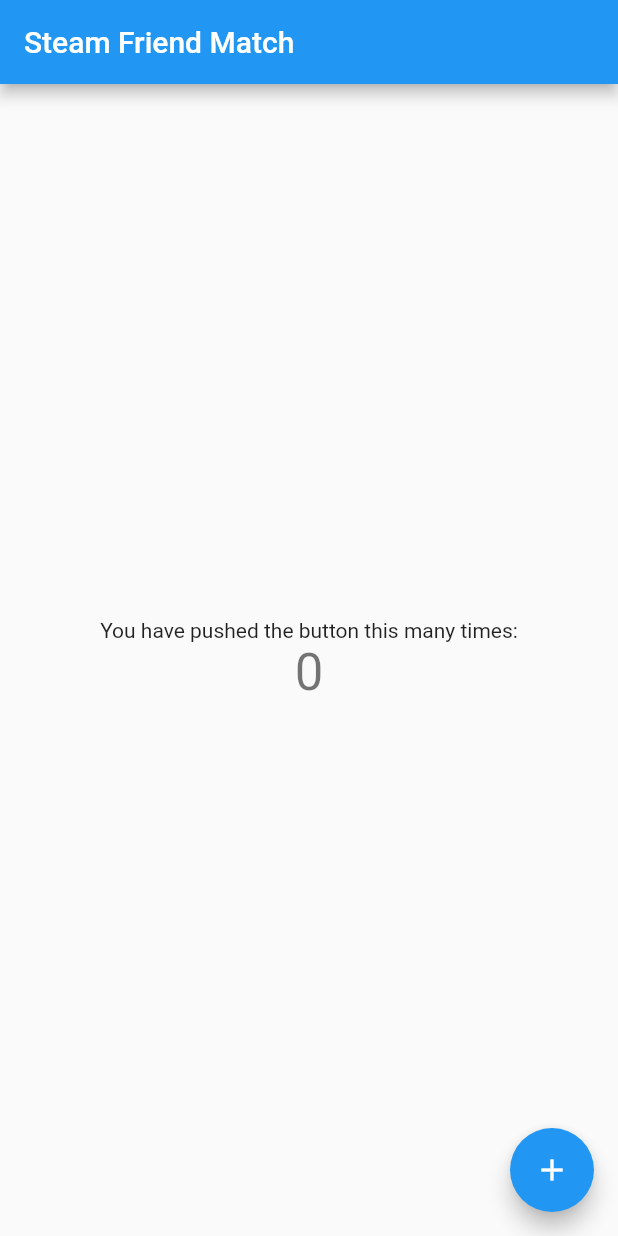
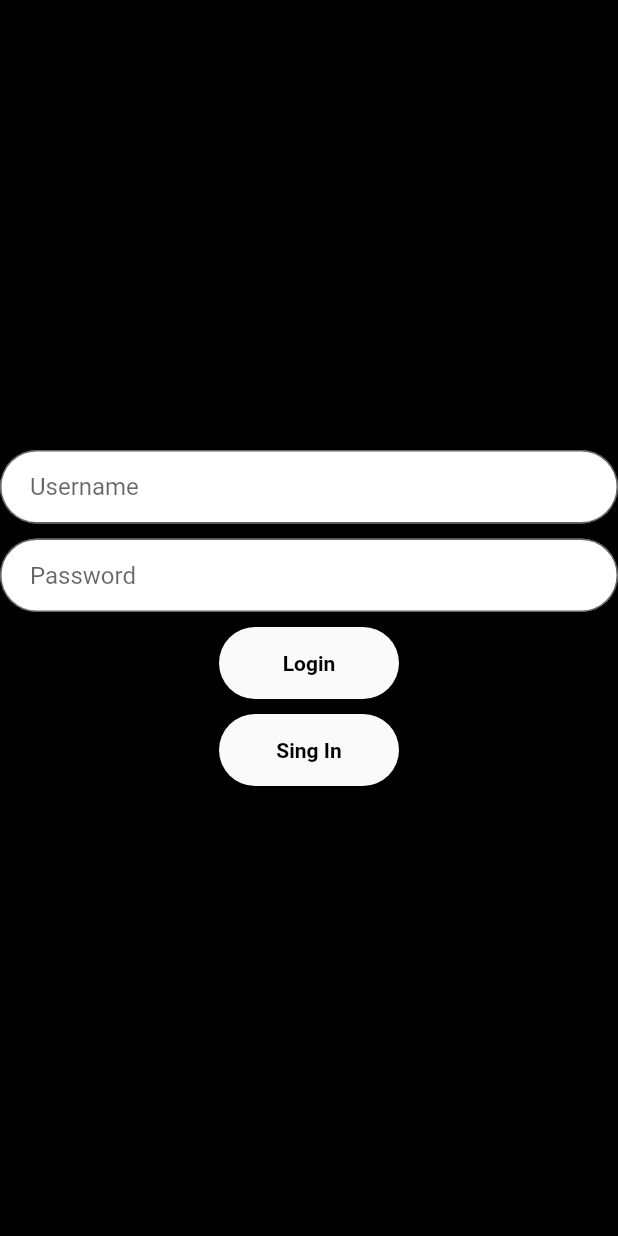
Before and after one commit to gabzeel/steamfriendmatch-loide, a Flutter app: the screen it shows after launch, on a phone screen of 412 x 824 dp. Run offline on Flutter 3.47's test engine with Material 2 defaults, Android fonts, the phone set to English and light mode, and no system bars.

Commit message:
Added home page, register page, drawer and button navigation

```diff
--- a/lib/main.dart
+++ b/lib/main.dart
@@ -1,4 +1,7 @@
 import 'package:flutter/material.dart';
+import 'package:streamfriendmatch/views/home.dart';
+import 'package:streamfriendmatch/views/login.dart';
+import 'package:streamfriendmatch/views/register.dart';
 
 void main() {
   runApp(MyApp());
@@ -9,109 +12,14 @@ class MyApp extends StatelessWidget {
   @override
   Widget build(BuildContext context) {
     return MaterialApp(
-      title: 'Steam Friend Match',
-      theme: ThemeData(
-        // This is the theme of your application.
-        //
-        // Try running your application with "flutter run". You'll see the
-        // application has a blue toolbar. Then, without quitting the app, try
-        // changing the primarySwatch below to Colors.green and then invoke
-        // "hot reload" (press "r" in the console where you ran "flutter run",
-        // or simply save your changes to "hot reload" in a Flutter IDE).
-        // Notice that the counter didn't reset back to zero; the application
-        // is not restarted.
-        primarySwatch: Colors.blue,
-        // This makes the visual density adapt to the platform that you run
-        // the app on. For desktop platforms, the controls will be smaller and
-        // closer together (more dense) than on mobile platforms.
-        visualDensity: VisualDensity.adaptivePlatformDensity,
-      ),
-      home: MyHomePage(title: 'Steam Friend Match'),
-    );
+        title: 'Steam Friend Match',
+        theme: ThemeData(
+            primarySwatch: Colors.blue, scaffoldBackgroundColor: Colors.black),
+        debugShowCheckedModeBanner: false,
+        routes: <String, WidgetBuilder>{
+          "/": (_) => Login(),
+          "/home": (_) => Home(),
+          "/register": (_) => Register(),
+        });
   }
 }
-
-class MyHomePage extends StatefulWidget {
-  MyHomePage({Key key, this.title}) : super(key: key);
-
-  // This widget is the home page of your application. It is stateful, meaning
-  // that it has a State object (defined below) that contains fields that affect
-  // how it looks.
-
-  // This class is the configuration for the state. It holds the values (in this
-  // case the title) provided by the parent (in this case the App widget) and
-  // used by the build method of the State. Fields in a Widget subclass are
-  // always marked "final".
-
-  final String title;
-
-  @override
-  _MyHomePageState createState() => _MyHomePageState();
-}
-
-class _MyHomePageState extends State<MyHomePage> {
-  int _counter = 0;
-
-  void _incrementCounter() {
-    setState(() {
-      // This call to setState tells the Flutter framework that something has
-      // changed in this State, which causes it to rerun the build method below
-      // so that the display can reflect the updated values. If we changed
-      // _counter without calling setState(), then the build method would not be
-      // called again, and so nothing would appear to happen.
-      _counter++;
-    });
-  }
-
-  @override
-  Widget build(BuildContext context) {
-    // This method is rerun every time setState is called, for instance as done
-    // by the _incrementCounter method above.
-    //
-    // The Flutter framework has been optimized to make rerunning build methods
-    // fast, so that you can just rebuild anything that needs updating rather
-    // than having to individually change instances of widgets.
-    return Scaffold(
-      appBar: AppBar(
-        // Here we take the value from the MyHomePage object that was created by
-        // the App.build method, and use it to set our appbar title.
-        title: Text(widget.title),
-      ),
-      body: Center(
-        // Center is a layout widget. It takes a single child and positions it
-        // in the middle of the parent.
-        child: Column(
-          // Column is also a layout widget. It takes a list of children and
-          // arranges them vertically. By default, it sizes itself to fit its
-          // children horizontally, and tries to be as tall as its parent.
-          //
-          // Invoke "debug painting" (press "p" in the console, choose the
-          // "Toggle Debug Paint" action from the Flutter Inspector in Android
-          // Studio, or the "Toggle Debug Paint" command in Visual Studio Code)
-          // to see the wireframe for each widget.
-          //
-          // Column has various properties to control how it sizes itself and
-          // how it positions its children. Here we use mainAxisAlignment to
-          // center the children vertically; the main axis here is the vertical
-          // axis because Columns are vertical (the cross axis would be
-          // horizontal).
-          mainAxisAlignment: MainAxisAlignment.center,
-          children: <Widget>[
-            Text(
-              'You have pushed the button this many times:',
-            ),
-            Text(
-              '$_counter',
-              style: Theme.of(context).textTheme.headline4,
-            ),
-          ],
-        ),
-      ),
-      floatingActionButton: FloatingActionButton(
-        onPressed: _incrementCounter,
-        tooltip: 'Increment',
-        child: Icon(Icons.add),
-      ), // This trailing comma makes auto-formatting nicer for build methods.
-    );
-  }
-}
--- /dev/null
+++ b/lib/views/login.dart
@@ -0,0 +1,94 @@
+import 'package:flutter/material.dart';
+
+class Login extends StatelessWidget {
+  @override
+  Widget build(BuildContext context) {
+    return Scaffold(
+      body: Center(
+        child: Container(
+          child: Column(
+            crossAxisAlignment: CrossAxisAlignment.center,
+            mainAxisAlignment: MainAxisAlignment.center,
+            children: <Widget>[
+              TextField(
+                style: TextStyle(color: Colors.black),
+                decoration: InputDecoration(
+                  filled: true,
+                  fillColor: Colors.white,
+                  contentPadding: EdgeInsets.fromLTRB(20.0, 15.0, 20.0, 15.0),
+                  hintText: 'Username',
+                  border: OutlineInputBorder(
+                    borderSide: BorderSide(color: Colors.white, width: 10),
+                    borderRadius: BorderRadius.circular(32.0),
+                  ),
+                  focusedBorder: OutlineInputBorder(
+                    borderSide: BorderSide(color: Colors.grey[700], width: 2),
+                    borderRadius: BorderRadius.circular(32.0),
+                  ),
+                ),
+              ),
+              SizedBox(height: 10.0),
+              TextField(
+                style: TextStyle(color: Colors.black),
+                decoration: InputDecoration(
+                  filled: true,
+                  fillColor: Colors.white,
+                  contentPadding: EdgeInsets.fromLTRB(20.0, 15.0, 20.0, 15.0),
+                  hintText: 'Password',
+                  border: OutlineInputBorder(
+                    borderSide: BorderSide(color: Colors.white, width: 10),
+                    borderRadius: BorderRadius.circular(32.0),
+                  ),
+                  focusedBorder: OutlineInputBorder(
+                    borderSide: BorderSide(color: Colors.grey[700], width: 2),
+                    borderRadius: BorderRadius.circular(32.0),
+                  ),
+                ),
+              ),
+              SizedBox(height: 10.0),
+              Material(
+                shape: RoundedRectangleBorder(
+                  borderRadius: BorderRadius.circular(32.0),
+                ),
+                child: MaterialButton(
+                  minWidth: 120,
+                  child: Text(
+                    'Login',
+                    style: TextStyle(
+                        color: Colors.black, fontWeight: FontWeight.bold),
+                  ),
+                  onPressed: () {
+                    Navigator.pushNamed(
+                      context,
+                      '/home',
+                    );
+                  },
+                ),
+              ),
+              SizedBox(height: 10.0),
+              Material(
+                shape: RoundedRectangleBorder(
+                  borderRadius: BorderRadius.circular(32.0),
+                ),
+                child: MaterialButton(
+                  minWidth: 120,
+                  child: Text(
+                    'Sing In',
+                    style: TextStyle(
+                        color: Colors.black, fontWeight: FontWeight.bold),
+                  ),
+                  onPressed: () {
+                    Navigator.pushNamed(
+                      context,
+                      '/register',
+                    );
+                  },
+                ),
+              ),
+            ],
+          ),
+        ),
+      ),
+    );
+  }
+}
--- a/pubspec.yaml
+++ b/pubspec.yaml
@@ -18,7 +18,7 @@ publish_to: 'none' # Remove this line if you wish to publish to pub.dev
 version: 1.0.0+1
 
 environment:
-  sdk: ">=2.7.0 <3.0.0"
+  sdk: ">=2.10.0 <3.0.0"
 
 dependencies:
   flutter:
```
Also changed, not shown: lib/components/dashboard.dart (added, +19 -0 lines), lib/components/right_drawer.dart (added, +23 -0 lines), lib/routes.dart (added, +12 -0 lines), lib/views/home.dart (added, +63 -0 lines), lib/views/register.dart (added, +122 -0 lines), pubspec.lock, 1 other file.
